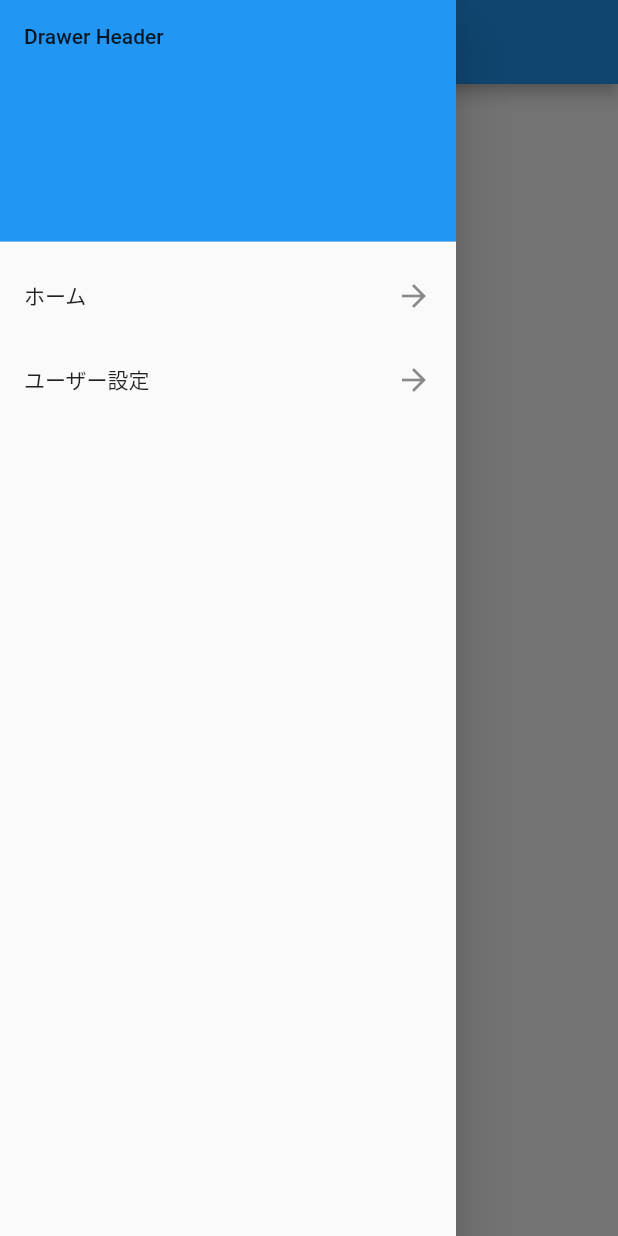
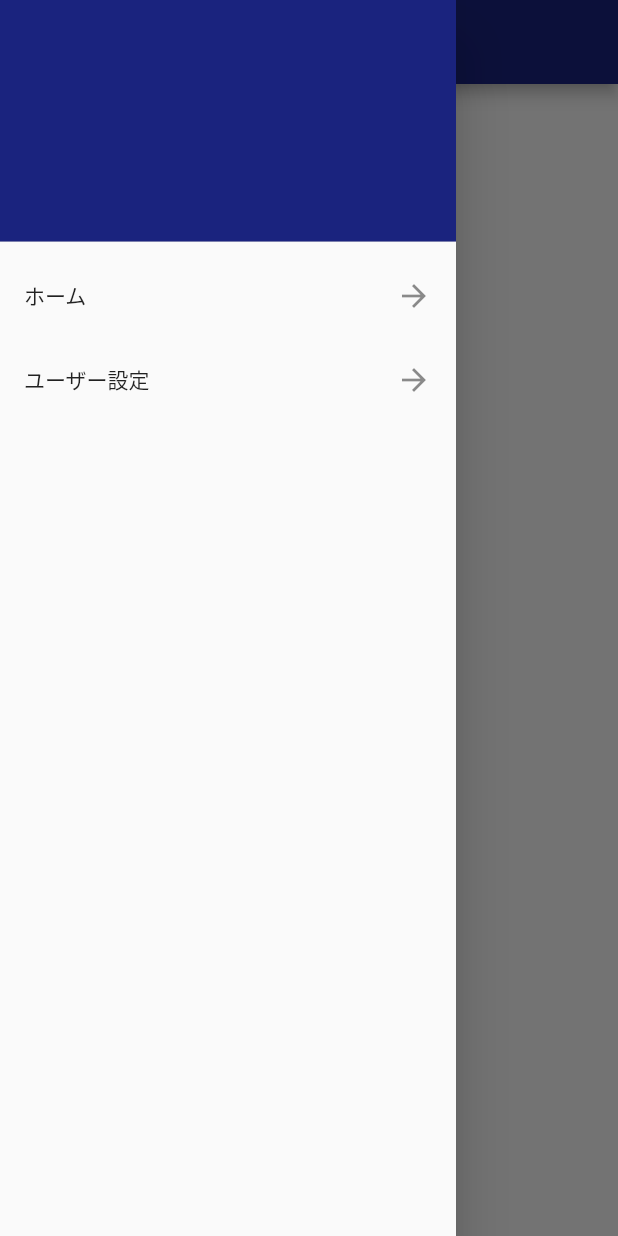
Before and after one commit to enutake/flutter_practice, a Flutter app: the screen it shows after launch, with the side drawer open, on a phone screen of 412 x 824 dp. Run offline on Flutter 3.47's test engine with Material 2 defaults, Android fonts, the phone set to English and light mode, and no system bars.

Commit message:
feat: 色を設計した暗い色に変更

```diff
--- a/memo_list/memo_list/lib/main.dart
+++ b/memo_list/memo_list/lib/main.dart
@@ -9,7 +9,7 @@ class MyApp extends StatelessWidget {
     return MaterialApp(
       title: 'Flutter Demo',
       theme: ThemeData(
-        primarySwatch: Colors.blue,
+        primaryColor: Colors.indigo[900],
       ),
       home: MyHomePage(title: 'Flutter Demo Home Page'),
     );
@@ -26,8 +26,6 @@ class MyHomePage extends StatefulWidget {
 }
 
 class ListState extends State<MyHomePage> {
-  var listItem = ["one", "two", "three"];
-
   @override
   Widget build(BuildContext context) {
     return Scaffold(
@@ -36,18 +34,23 @@ class ListState extends State<MyHomePage> {
         child: ListView(
           children: <Widget>[
             DrawerHeader(
-              child: Text("Drawer Header"),
               decoration: BoxDecoration(
-                color: Colors.blue,
+                color: Colors.indigo[900],
               ),
             ),
             ListTile(
               title: Text("ホーム"),
               trailing: Icon(Icons.arrow_forward),
+              onTap: () {
+                print("tap!");
+              },
             ),
             ListTile(
               title: Text("ユーザー設定"),
               trailing: Icon(Icons.arrow_forward),
+              onTap: () {
+                print("tap!");
+              },
             ),
           ],
         ),
```
